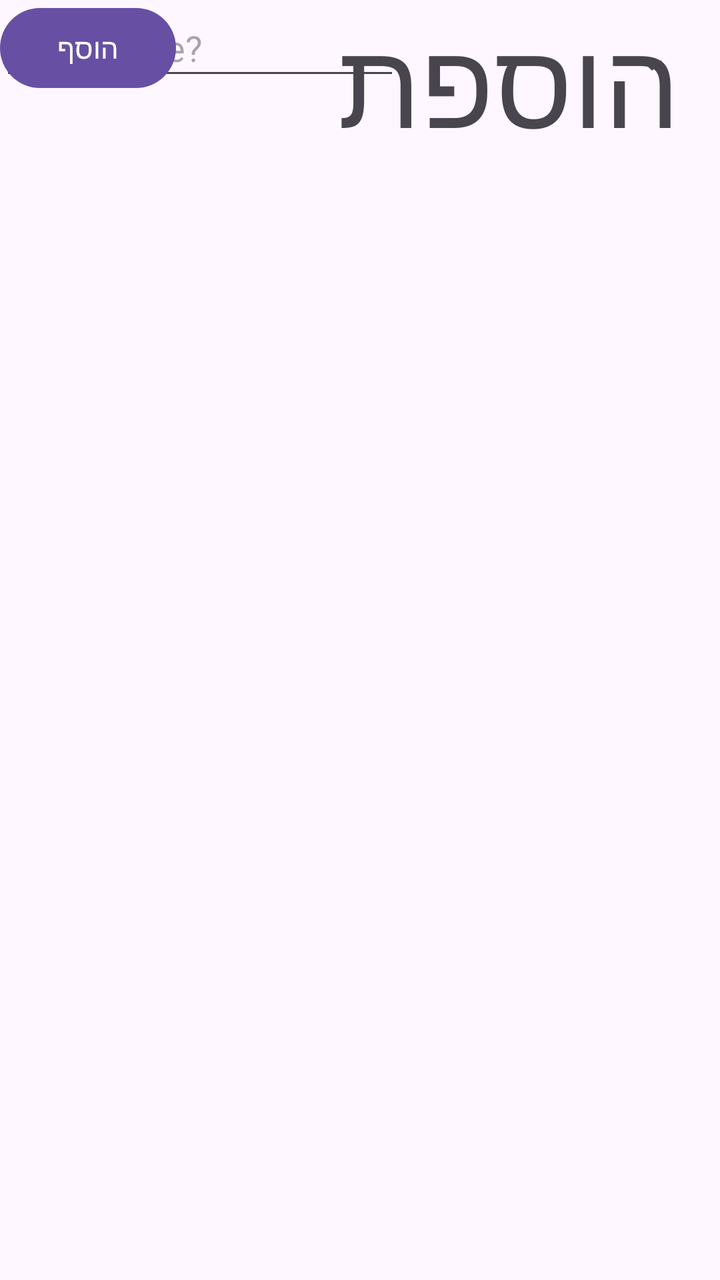
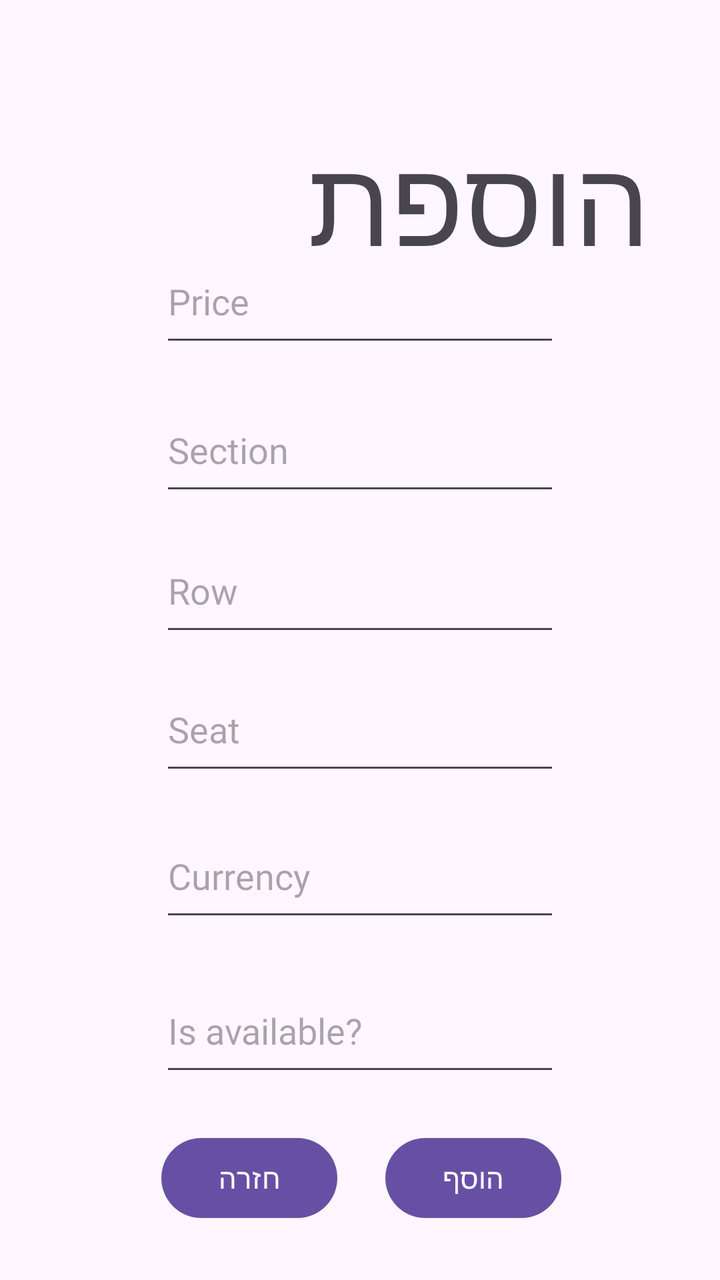

Two renders of the same Android screen: before a commit and after it. Below are the layout's source before the change and the commit's diff.
<!-- AndroidManifest.xml: application theme Theme.Eyalproject -->
<!-- res/layout/activity_add_ticket.xml -->
<androidx.constraintlayout.widget.ConstraintLayout xmlns:android="http://schemas.android.com/apk/res/android"
    xmlns:app="http://schemas.android.com/apk/res-auto"
    xmlns:tools="http://schemas.android.com/tools"
    android:id="@+id/main"
    android:layout_width="match_parent"
    android:layout_height="match_parent"
    tools:context=".screens.AddTicket">

    <TextView
        android:id="@+id/textticket"
        android:layout_width="340dp"
        android:layout_height="81dp"
        android:fontFamily="@font/secular_one_regular"
        android:text="הוספת כרטיס"
        android:textSize="60dp"
        tools:layout_editor_absoluteX="36dp"
        tools:layout_editor_absoluteY="58dp" />

    <EditText
        android:id="@+id/text_Price"
        android:layout_width="200dp"
        android:layout_height="45dp"
        android:fontFamily="@font/secular_one_regular"
        android:hint="Price"
        tools:layout_editor_absoluteX="106dp"
        tools:layout_editor_absoluteY="242dp" />

    <EditText
        android:id="@+id/text_Section"
        android:layout_width="200dp"
        android:layout_height="45dp"
        android:fontFamily="@font/secular_one_regular"
        android:hint="Section"
        tools:layout_editor_absoluteX="106dp"
        tools:layout_editor_absoluteY="309dp" />

    <EditText
        android:id="@+id/text_Row"
        android:layout_width="200dp"
        android:layout_height="45dp"
        android:fontFamily="@font/secular_one_regular"
        android:hint="Row"
        tools:layout_editor_absoluteX="106dp"
        tools:layout_editor_absoluteY="379dp" />

    <EditText
        android:id="@+id/text_Seat"
        android:layout_width="200dp"
        android:layout_height="45dp"
        android:fontFamily="@font/secular_one_regular"
        android:hint="Seat"
        tools:layout_editor_absoluteX="106dp"
        tools:layout_editor_absoluteY="444dp" />

    <EditText
        android:id="@+id/text_Currency"
        android:layout_width="200dp"
        android:layout_height="45dp"
        android:fontFamily="@font/secular_one_regular"
        android:hint="Currency"
        tools:layout_editor_absoluteX="106dp"
        tools:layout_editor_absoluteY="509dp" />

    <EditText
        android:id="@+id/text_IsAvailable"
        android:layout_width="200dp"
        android:layout_height="45dp"
        android:fontFamily="@font/secular_one_regular"
        android:hint="Is available?"
        tools:layout_editor_absoluteX="106dp"
        tools:layout_editor_absoluteY="574dp" />

    <Button
        android:id="@+id/btnAddTick"
        android:layout_width="wrap_content"
        android:layout_height="wrap_content"
        android:fontFamily="@font/secular_one_regular"
        android:text="הוסף"
        tools:layout_editor_absoluteX="162dp"
        tools:layout_editor_absoluteY="646dp" />

    <Spinner
        android:id="@+id/spinnergames"
        android:layout_width="350dp"
        android:layout_height="65dp"
        tools:layout_editor_absoluteX="30dp"
        tools:layout_editor_absoluteY="157dp" />
</androidx.constraintlayout.widget.ConstraintLayout>
<!-- resources referenced by this layout -->
<resources>
  <style name="Theme.Eyalproject" parent="Base.Theme.Eyalproject" />
  <style name="Base.Theme.Eyalproject" parent="Theme.Material3.DayNight.NoActionBar">
          
          
      </style>
</resources>

<!-- the commit's change to res/layout/activity_add_ticket.xml (unified diff, before → after) -->
@@ -8,81 +8,129 @@
 
     <TextView
         android:id="@+id/textticket"
-        android:layout_width="340dp"
-        android:layout_height="81dp"
+        android:layout_width="0dp"
+        android:layout_height="0dp"
+        android:layout_marginStart="35dp"
+        android:layout_marginTop="59dp"
+        android:layout_marginEnd="35dp"
+        android:layout_marginBottom="21dp"
         android:fontFamily="@font/secular_one_regular"
         android:text="הוספת כרטיס"
         android:textSize="60dp"
-        tools:layout_editor_absoluteX="36dp"
-        tools:layout_editor_absoluteY="58dp" />
+        app:layout_constraintBottom_toTopOf="@+id/spinnergames"
+        app:layout_constraintEnd_toEndOf="parent"
+        app:layout_constraintStart_toStartOf="parent"
+        app:layout_constraintTop_toTopOf="parent" />
 
     <EditText
         android:id="@+id/text_Price"
         android:layout_width="200dp"
-        android:layout_height="45dp"
+        android:layout_height="0dp"
+        android:layout_marginBottom="16dp"
         android:fontFamily="@font/secular_one_regular"
         android:hint="Price"
-        tools:layout_editor_absoluteX="106dp"
-        tools:layout_editor_absoluteY="242dp" />
+        app:layout_constraintBottom_toTopOf="@+id/text_Section"
+        app:layout_constraintEnd_toEndOf="parent"
+        app:layout_constraintStart_toStartOf="parent"
+        app:layout_constraintTop_toBottomOf="@+id/spinnergames" />
 
     <EditText
         android:id="@+id/text_Section"
         android:layout_width="200dp"
-        android:layout_height="45dp"
+        android:layout_height="0dp"
+        android:layout_marginBottom="12dp"
         android:fontFamily="@font/secular_one_regular"
         android:hint="Section"
-        tools:layout_editor_absoluteX="106dp"
-        tools:layout_editor_absoluteY="309dp" />
+        app:layout_constraintBottom_toTopOf="@+id/text_Row"
+        app:layout_constraintEnd_toEndOf="parent"
+        app:layout_constraintStart_toStartOf="parent"
+        app:layout_constraintTop_toBottomOf="@+id/text_Price" />
 
     <EditText
         android:id="@+id/text_Row"
         android:layout_width="200dp"
-        android:layout_height="45dp"
+        android:layout_height="0dp"
+        android:layout_marginBottom="11dp"
         android:fontFamily="@font/secular_one_regular"
         android:hint="Row"
-        tools:layout_editor_absoluteX="106dp"
-        tools:layout_editor_absoluteY="379dp" />
+        app:layout_constraintBottom_toTopOf="@+id/text_Seat"
+        app:layout_constraintEnd_toEndOf="parent"
+        app:layout_constraintStart_toStartOf="parent"
+        app:layout_constraintTop_toBottomOf="@+id/text_Section" />
 
     <EditText
         android:id="@+id/text_Seat"
         android:layout_width="200dp"
-        android:layout_height="45dp"
+        android:layout_height="0dp"
+        android:layout_marginBottom="15dp"
         android:fontFamily="@font/secular_one_regular"
         android:hint="Seat"
-        tools:layout_editor_absoluteX="106dp"
-        tools:layout_editor_absoluteY="444dp" />
+        app:layout_constraintBottom_toTopOf="@+id/text_Currency"
+        app:layout_constraintEnd_toEndOf="parent"
+        app:layout_constraintStart_toStartOf="parent"
+        app:layout_constraintTop_toBottomOf="@+id/text_Row" />
 
     <EditText
         android:id="@+id/text_Currency"
         android:layout_width="200dp"
-        android:layout_height="45dp"
+        android:layout_height="0dp"
+        android:layout_marginBottom="19dp"
         android:fontFamily="@font/secular_one_regular"
         android:hint="Currency"
-        tools:layout_editor_absoluteX="106dp"
-        tools:layout_editor_absoluteY="509dp" />
+        app:layout_constraintBottom_toTopOf="@+id/text_IsAvailable"
+        app:layout_constraintEnd_toEndOf="parent"
+        app:layout_constraintStart_toStartOf="parent"
+        app:layout_constraintTop_toBottomOf="@+id/text_Seat" />
 
     <EditText
         android:id="@+id/text_IsAvailable"
         android:layout_width="200dp"
-        android:layout_height="45dp"
+        android:layout_height="0dp"
+        android:layout_marginBottom="22dp"
         android:fontFamily="@font/secular_one_regular"
         android:hint="Is available?"
-        tools:layout_editor_absoluteX="106dp"
-        tools:layout_editor_absoluteY="574dp" />
+        app:layout_constraintBottom_toTopOf="@+id/backToUser"
+        app:layout_constraintEnd_toEndOf="parent"
+        app:layout_constraintStart_toStartOf="parent"
+        app:layout_constraintTop_toBottomOf="@+id/text_Currency" />
 
     <Button
         android:id="@+id/btnAddTick"
         android:layout_width="wrap_content"
         android:layout_height="wrap_content"
+        android:layout_marginBottom="27dp"
         android:fontFamily="@font/secular_one_regular"
         android:text="הוסף"
-        tools:layout_editor_absoluteX="162dp"
-        tools:layout_editor_absoluteY="646dp" />
+        app:layout_constraintBottom_toBottomOf="parent"
+        app:layout_constraintEnd_toEndOf="parent"
+        app:layout_constraintStart_toEndOf="@+id/backToUser"
+        app:layout_constraintTop_toBottomOf="@+id/spinnergames" />
+
+    <Button
+        android:id="@+id/backToUser"
+        android:layout_width="wrap_content"
+        android:layout_height="wrap_content"
+        android:layout_marginStart="1dp"
+        android:layout_marginEnd="24dp"
+        android:layout_marginBottom="27dp"
+        android:fontFamily="@font/secular_one_regular"
+        android:text="חזרה"
+        app:layout_constraintBottom_toBottomOf="parent"
+        app:layout_constraintEnd_toStartOf="@+id/btnAddTick"
+        app:layout_constraintHorizontal_chainStyle="packed"
+        app:layout_constraintStart_toStartOf="parent"
+        app:layout_constraintTop_toBottomOf="@+id/text_IsAvailable" />
 
     <Spinner
         android:id="@+id/spinnergames"
-        android:layout_width="350dp"
-        android:layout_height="65dp"
-        tools:layout_editor_absoluteX="30dp"
-        tools:layout_editor_absoluteY="157dp" />
+        android:layout_width="0dp"
+        android:layout_height="0dp"
+        android:layout_marginStart="30dp"
+        android:layout_marginTop="155dp"
+        android:layout_marginEnd="30dp"
+        android:layout_marginBottom="445dp"
+        app:layout_constraintBottom_toTopOf="@+id/btnAddTick"
+        app:layout_constraintEnd_toEndOf="parent"
+        app:layout_constraintStart_toStartOf="parent"
+        app:layout_constraintTop_toTopOf="parent" />
 </androidx.constraintlayout.widget.ConstraintLayout>
